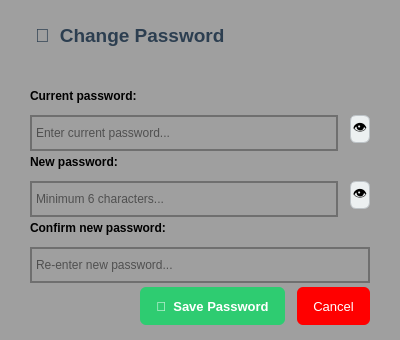
The window that ui/ChangePasswordDialog.ui (khoivnk25411e/Final-Project-Programming-Techniques) describes before a commit, drawn with Qt 5.
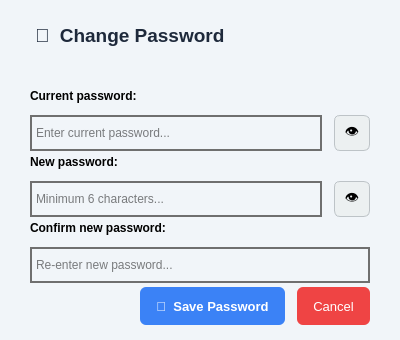
The same window after the commit. Icons and pictures are not drawn.

What changed in the file:
```diff
--- a/ui/ChangePasswordDialog.ui
+++ b/ui/ChangePasswordDialog.ui
@@ -30,7 +30,7 @@
     <normaloff>../images/changepass.png</normaloff>../images/changepass.png</iconset>
   </property>
   <property name="styleSheet">
-   <string notr="true">background-color: rgb(159, 159, 159);</string>
+   <string notr="true">background-color: #f1f5f9;</string>
   </property>
   <layout class="QVBoxLayout" name="verticalLayout">
    <property name="spacing">
@@ -59,7 +59,7 @@
       </font>
      </property>
      <property name="styleSheet">
-      <string notr="true">color: #2c3e50; margin-bottom: 4px;</string>
+      <string notr="true">color: #1e293b; margin-bottom: 4px;</string>
      </property>
      <property name="text">
       <string>🔐  Change Password</string>
@@ -69,7 +69,7 @@
    <item>
     <widget class="QLabel" name="lblUser">
      <property name="styleSheet">
-      <string notr="true">color: rgb(255, 255, 255);
+      <string notr="true">color: rgb(87, 139, 240);
 font: 14pt &quot;Nirmala Text&quot;;</string>
      </property>
      <property name="text">
@@ -118,8 +118,8 @@
       <widget class="QPushButton" name="btnToggleOld">
        <property name="minimumSize">
         <size>
-         <width>20</width>
-         <height>20</height>
+         <width>36</width>
+         <height>36</height>
         </size>
        </property>
        <property name="maximumSize">
@@ -129,11 +129,12 @@
         </size>
        </property>
        <property name="styleSheet">
-        <string notr="true">QPushButton { 
-    background:#ecf0f1; 
-    border-radius:6px; 
-    border:1px solid #bdc3c7; 
-    font-size:14px; 
+        <string notr="true">QPushButton {
+    background:#ecf0f1;
+    border-radius:6px;
+    border:1px solid #bdc3c7;
+    font-size:14px;
+    padding: 0px;
 }
 QPushButton:hover { 
     background:#d5dbdb; 
@@ -185,10 +186,16 @@
      </item>
      <item>
       <widget class="QPushButton" name="btnToggleNew">
+       <property name="sizePolicy">
+        <sizepolicy hsizetype="Minimum" vsizetype="Maximum">
+         <horstretch>0</horstretch>
+         <verstretch>0</verstretch>
+        </sizepolicy>
+       </property>
        <property name="minimumSize">
         <size>
-         <width>20</width>
-         <height>20</height>
+         <width>36</width>
+         <height>36</height>
         </size>
        </property>
        <property name="maximumSize">
@@ -198,11 +205,12 @@
         </size>
        </property>
        <property name="styleSheet">
-        <string notr="true">QPushButton { 
-    background:#ecf0f1; 
-    border-radius:6px; 
-    border:1px solid #bdc3c7; 
-    font-size:14px; 
+        <string notr="true">QPushButton {
+    background:#ecf0f1;
+    border-radius:6px;
+    border:1px solid #bdc3c7;
+    font-size:14px;
+    padding: 0px;
 }
 QPushButton:hover { 
     background:#d5dbdb; 
@@ -287,13 +295,13 @@
         </size>
        </property>
        <property name="styleSheet">
-        <string notr="true">QPushButton { 
-    background:#2ecc71; 
-    color:white; 
+        <string notr="true">QPushButton {
+    background:#3b82f6;
+    color:white;
     border-radius:6px;
-    font-size:13px; 
-    font-weight:bold; 
-    padding: 0 16px; 
+    font-size:13px;
+    font-weight:bold;
+    padding: 0 16px;
 }
 QPushButton:hover { 
     background:#27ae60; 
@@ -313,12 +321,12 @@
         </size>
        </property>
        <property name="styleSheet">
-        <string notr="true">QPushButton { 
-    background:red; 
-    color:White; 
+        <string notr="true">QPushButton {
+    background: #ef4444;
+    color:White;
     border-radius:6px;
-    font-size:13px; 
-    padding: 0 16px; 
+    font-size:13px;
+    padding: 0 16px;
 }
 QPushButton:hover { 
     background:#d5dbdb; 
```
Left out of the diff: 58 changed lines with no effect on the pictures.
